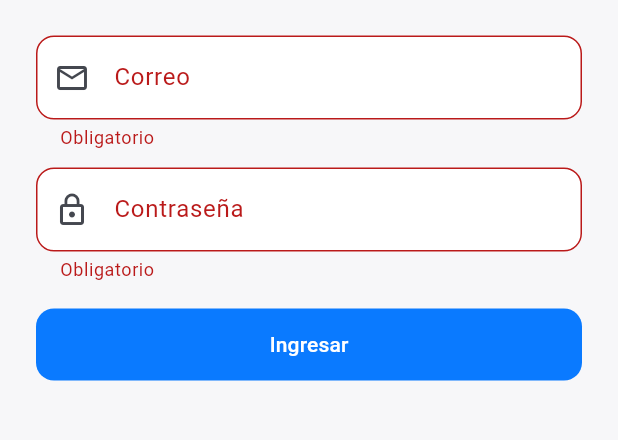
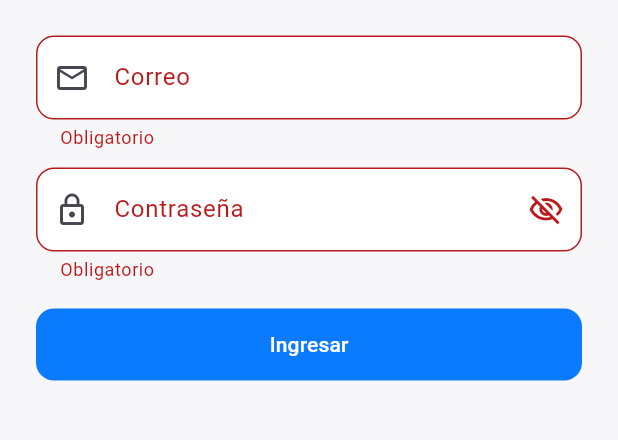
Before and after one commit to danielvalenz19/alerta_cuidadana, a Flutter app: the screen it shows after launch, after a tap on "Ingresar", on a phone screen of 412 x 824 dp, the part 530-970 px from its top. Run offline on Flutter 3.47's test engine with Material 3 defaults, Android fonts, the light colour scheme and no system bars; our stand-ins replace battery_plus, device_info_plus, dio, flutter_dotenv, flutter_riverpod, flutter_secure_storage and 1 more.

Commit message:
se añadieron mejoras

```diff
--- a/lib/core/http_client.dart
+++ b/lib/core/http_client.dart
@@ -5,7 +5,7 @@ import '../features/auth/data/auth_interceptor.dart';
 
 class HttpClient {
   static final Dio dio = Dio(BaseOptions(
-    baseUrl: Env.apiBaseUrl, // ej. http://10.0.2.2:4000/api/v1
+    baseUrl: _normalizeBaseUrl(Env.apiBaseUrl), // asegura / final para rutas relativas
     connectTimeout: const Duration(seconds: 10),
     receiveTimeout: const Duration(seconds: 15),
     headers: {'Content-Type': 'application/json'},
@@ -22,4 +22,9 @@ class HttpClient {
       responseBody: true,
     ));
   }
+
+  static String _normalizeBaseUrl(String url) {
+    if (url.isEmpty) return url;
+    return url.endsWith('/') ? url : '$url/';
+  }
 }
--- a/lib/features/auth/data/auth_interceptor.dart
+++ b/lib/features/auth/data/auth_interceptor.dart
@@ -22,7 +22,7 @@ class AuthInterceptor extends Interceptor {
       final refresh = await _storage.read(key: 'refresh_token');
       if (refresh != null) {
         try {
-          final resp = await _dio.post('/auth/refresh', data: {'refresh_token': refresh});
+          final resp = await _dio.post('auth/refresh', data: {'refresh_token': refresh});
           final newAccess = resp.data['access_token'] as String?;
           if (newAccess != null) {
             await _storage.write(key: 'access_token', value: newAccess);
--- a/lib/features/auth/presentation/login_screen.dart
+++ b/lib/features/auth/presentation/login_screen.dart
@@ -15,6 +15,7 @@ class _LoginScreenState extends ConsumerState<LoginScreen> {
   final _emailCtrl = TextEditingController();
   final _passCtrl  = TextEditingController();
   final _ss = const FlutterSecureStorage();
+  bool _obscurePassword = true;
 
   Future<void> _debugTokensOnce() async {
     try {
@@ -59,11 +60,19 @@ class _LoginScreenState extends ConsumerState<LoginScreen> {
                     const SizedBox(height: 12),
                     TextFormField(
                       controller: _passCtrl,
-                      decoration: const InputDecoration(
+                      decoration: InputDecoration(
                         labelText: 'Contraseña',
-                        prefixIcon: Icon(Icons.lock_outline),
+                        prefixIcon: const Icon(Icons.lock_outline),
+                        suffixIcon: IconButton(
+                          onPressed: () => setState(() => _obscurePassword = !_obscurePassword),
+                          icon: Icon(
+                            _obscurePassword
+                                ? Icons.visibility_off_outlined
+                                : Icons.visibility_outlined,
+                          ),
+                        ),
                       ),
-                      obscureText: true,
+                      obscureText: _obscurePassword,
                       validator: (v)=> (v==null||v.isEmpty) ? 'Obligatorio' : null,
                     ),
                     const SizedBox(height: 18),
```
Also changed, not shown: lib/features/auth/data/auth_repository.dart (+32 -8 lines), lib/features/incident/data/incident_repository.dart (+19 -26 lines).
